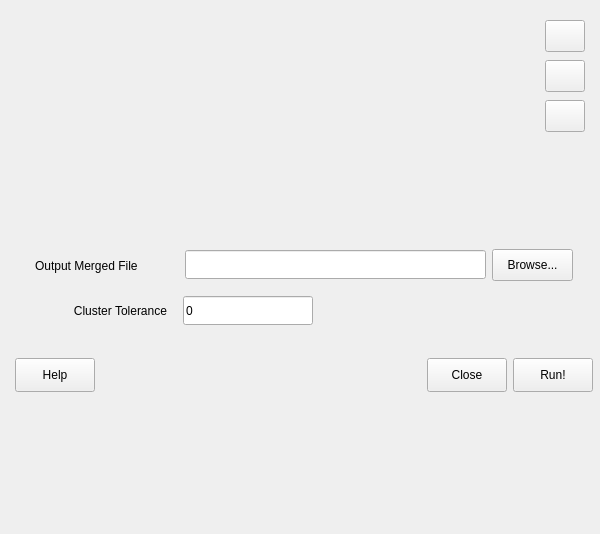
First picture: the form in src/plugins/pihm_gis/VectorProcessing/MergeFeatures/mergefeaturesdialog.ui, repository gopal-bhatt/PIHMgis, before the edit.
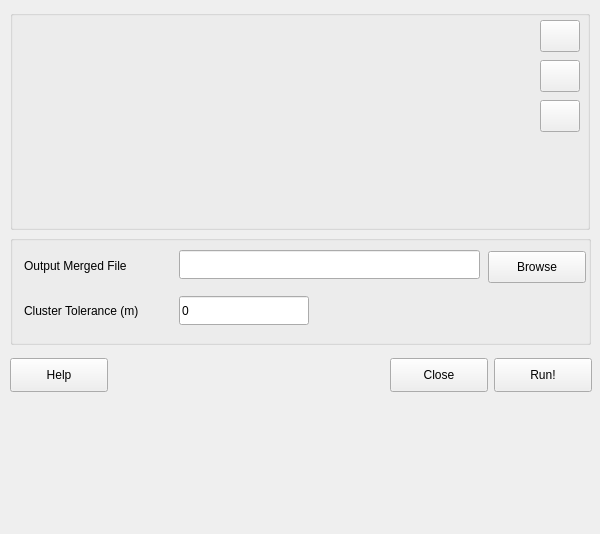
Second picture: the form after the edit. Icons and pictures are not drawn. Custom widgets are drawn as their Qt base class.

```diff
--- a/src/plugins/pihm_gis/VectorProcessing/MergeFeatures/mergefeaturesdialog.ui
+++ b/src/plugins/pihm_gis/VectorProcessing/MergeFeatures/mergefeaturesdialog.ui
@@ -16,9 +16,9 @@
   <widget class="QPushButton" name="okButton">
    <property name="geometry">
     <rect>
-     <x>513</x>
+     <x>494</x>
      <y>358</y>
-     <width>80</width>
+     <width>98</width>
      <height>34</height>
     </rect>
    </property>
@@ -32,9 +32,9 @@
   <widget class="QPushButton" name="cancelButton">
    <property name="geometry">
     <rect>
-     <x>427</x>
+     <x>390</x>
      <y>358</y>
-     <width>80</width>
+     <width>98</width>
      <height>34</height>
     </rect>
    </property>
@@ -48,9 +48,9 @@
   <widget class="QPushButton" name="helpButton">
    <property name="geometry">
     <rect>
-     <x>15</x>
+     <x>10</x>
      <y>358</y>
-     <width>80</width>
+     <width>98</width>
      <height>34</height>
     </rect>
    </property>
@@ -61,10 +61,10 @@
     <bool>false</bool>
    </property>
   </widget>
-  <widget class="Q3ButtonGroup" name="polygonToPolyLineGroup" native="true">
+  <widget class="Q3ButtonGroup" name="polygonToPolyLineGroup">
    <property name="geometry">
     <rect>
-     <x>15</x>
+     <x>10</x>
      <y>10</y>
      <width>580</width>
      <height>220</height>
@@ -186,10 +186,10 @@
     </property>
    </widget>
   </widget>
-  <widget class="Q3ButtonGroup" name="mergeFeaturesGroup" native="true">
+  <widget class="Q3ButtonGroup" name="mergeFeaturesGroup">
    <property name="geometry">
     <rect>
-     <x>14</x>
+     <x>10</x>
      <y>235</y>
      <width>581</width>
      <height>110</height>
@@ -202,13 +202,13 @@
     <property name="geometry">
      <rect>
       <x>478</x>
-      <y>14</y>
-      <width>81</width>
+      <y>16</y>
+      <width>98</width>
       <height>32</height>
      </rect>
     </property>
     <property name="text">
-     <string>Browse...</string>
+     <string>Browse</string>
     </property>
     <property name="autoDefault">
      <bool>false</bool>
@@ -217,7 +217,7 @@
    <widget class="QLabel" name="outputMergedFileLabel">
     <property name="geometry">
      <rect>
-      <x>21</x>
+      <x>14</x>
       <y>2</y>
       <width>144</width>
       <height>58</height>
@@ -230,17 +230,17 @@
    <widget class="QLabel" name="mergeFeaturesClusterToleranceLabel">
     <property name="geometry">
      <rect>
-      <x>21</x>
+      <x>14</x>
       <y>47</y>
-      <width>132</width>
+      <width>151</width>
       <height>58</height>
      </rect>
     </property>
     <property name="text">
-     <string>Cluster Tolerance</string>
+     <string>Cluster Tolerance (m)</string>
     </property>
     <property name="alignment">
-     <set>Qt::AlignRight|Qt::AlignTrailing|Qt::AlignVCenter</set>
+     <set>Qt::AlignLeading|Qt::AlignLeft|Qt::AlignVCenter</set>
     </property>
    </widget>
    <widget class="QLineEdit" name="clusterToleranceLineEdit">
@@ -259,7 +259,7 @@
    <widget class="QLineEdit" name="outputMergedFileLineEdit">
     <property name="geometry">
      <rect>
-      <x>171</x>
+      <x>169</x>
       <y>15</y>
       <width>301</width>
       <height>29</height>
@@ -280,9 +280,21 @@
  </widget>
  <layoutdefault spacing="6" margin="11"/>
  <customwidgets>
+  <customwidget>
+   <class>Q3TextBrowser</class>
+   <extends>QWidget</extends>
+   <header>q3textbrowser.h</header>
+   <container>1</container>
+  </customwidget>
+  <customwidget>
+   <class>Q3GroupBox</class>
+   <extends>QGroupBox</extends>
+   <header>Qt3Support/Q3GroupBox</header>
+   <container>1</container>
+  </customwidget>
   <customwidget>
    <class>Q3ButtonGroup</class>
-   <extends></extends>
+   <extends>Q3GroupBox</extends>
    <header>Qt3Support/Q3ButtonGroup</header>
    <container>1</container>
   </customwidget>
@@ -291,12 +303,6 @@
    <extends></extends>
    <header>q3table.h</header>
   </customwidget>
-  <customwidget>
-   <class>Q3TextBrowser</class>
-   <extends>QWidget</extends>
-   <header>q3textbrowser.h</header>
-   <container>1</container>
-  </customwidget>
  </customwidgets>
  <tabstops>
   <tabstop>clusterToleranceLineEdit</tabstop>
```
Left out of the diff: 4 changed lines with no effect on the pictures.
